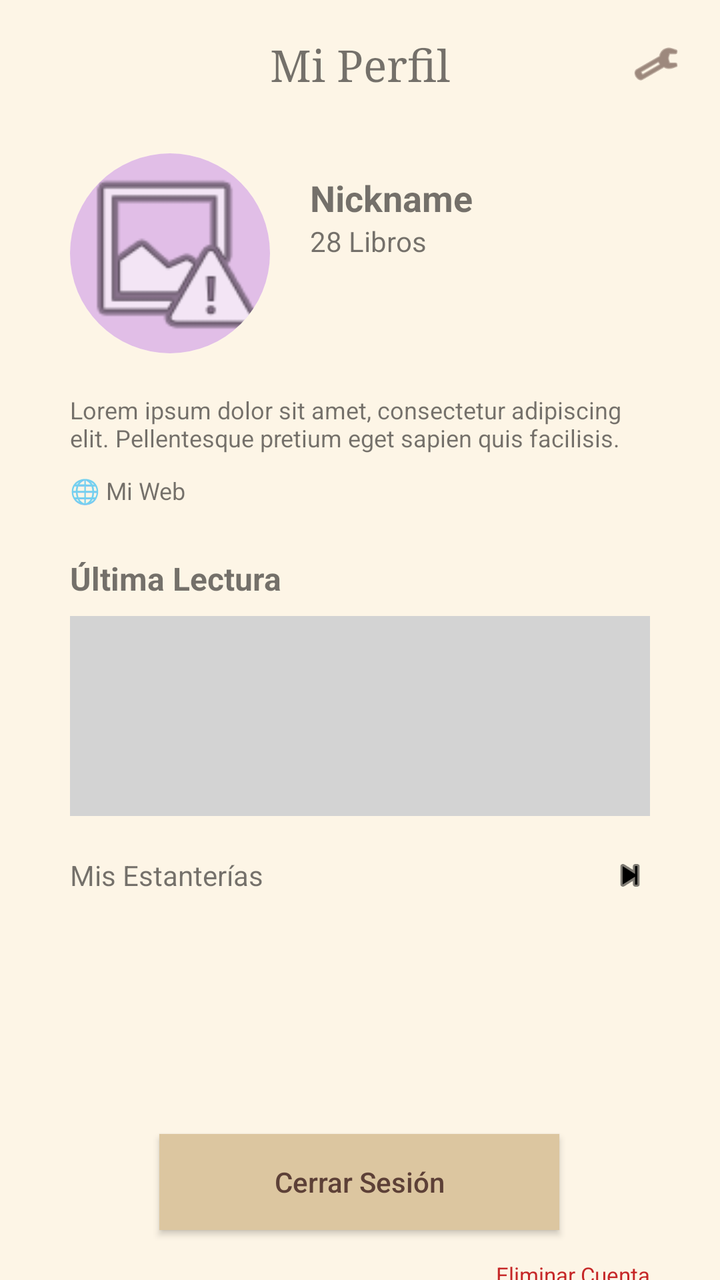
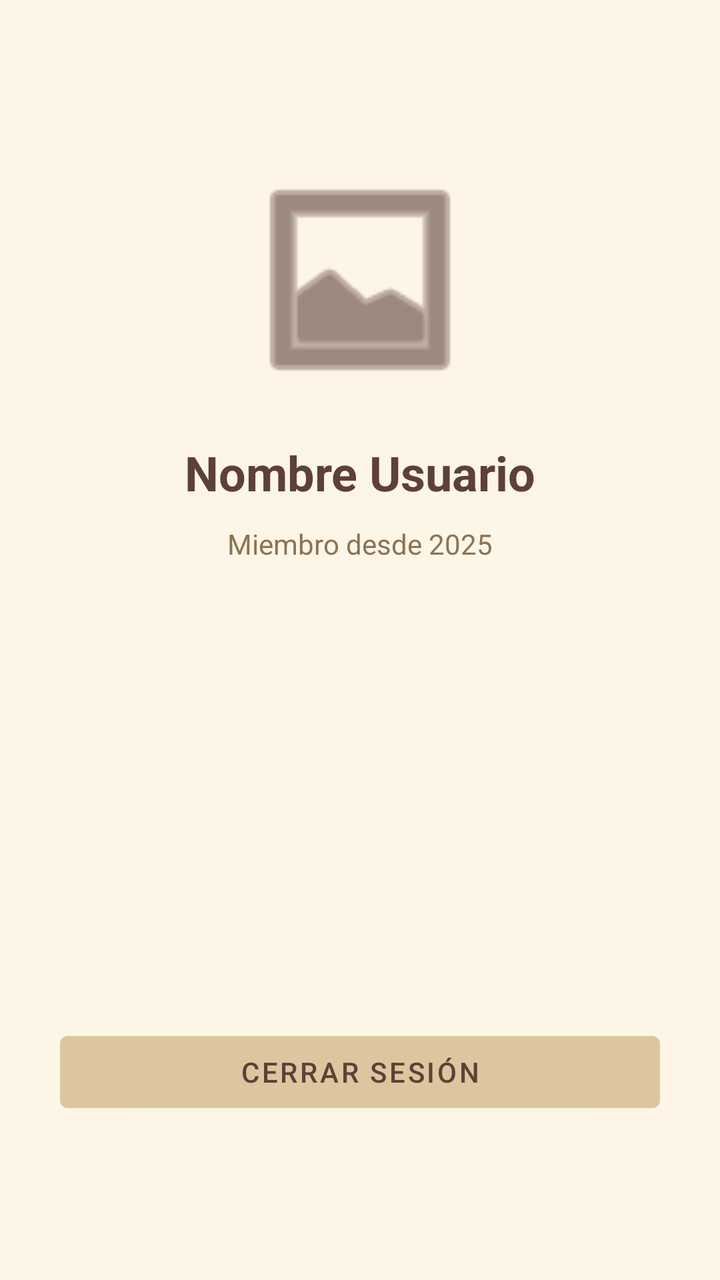

Before-and-after screenshots of an Android layout around one commit, followed by the original layout XML and the change that was made.
<!-- AndroidManifest.xml: application theme Theme.TFG_2025 -->
<!-- res/layout/fragment_perfil.xml -->
<?xml version="1.0" encoding="utf-8"?>
<androidx.constraintlayout.widget.ConstraintLayout
    xmlns:android="http://schemas.android.com/apk/res/android"
    xmlns:app="http://schemas.android.com/apk/res-auto"
    android:layout_width="match_parent"
    android:layout_height="match_parent"
    android:background="#FDF5E6">

    <ImageView
        android:id="@+id/btn_settings"
        android:layout_width="24dp"
        android:layout_height="24dp"
        android:layout_marginTop="20dp"
        android:layout_marginEnd="20dp"
        android:src="@android:drawable/ic_menu_manage"
        app:layout_constraintEnd_toEndOf="parent"
        app:layout_constraintTop_toTopOf="parent"
        app:tint="#5D4037" />

    <TextView
        android:id="@+id/tv_mi_perfil_title"
        android:layout_width="wrap_content"
        android:layout_height="wrap_content"
        android:text="Mi Perfil"
        android:textSize="22sp"
        android:fontFamily="serif"
        app:layout_constraintTop_toTopOf="@id/btn_settings"
        app:layout_constraintBottom_toBottomOf="@id/btn_settings"
        app:layout_constraintStart_toStartOf="parent"
        app:layout_constraintEnd_toEndOf="parent" />

    <androidx.cardview.widget.CardView
        android:id="@+id/cv_perfil_avatar"
        android:layout_width="100dp"
        android:layout_height="100dp"
        android:layout_marginStart="35dp"
        android:layout_marginTop="30dp"
        app:cardCornerRadius="50dp"
        app:cardElevation="0dp"
        app:layout_constraintStart_toStartOf="parent"
        app:layout_constraintTop_toBottomOf="@id/tv_mi_perfil_title">
        <ImageView
            android:layout_width="match_parent"
            android:layout_height="match_parent"
            android:background="#E1BEE7"
            android:scaleType="centerCrop"
            android:src="@android:drawable/ic_menu_report_image" />
    </androidx.cardview.widget.CardView>

    <TextView
        android:id="@+id/tv_nickname_perfil"
        android:layout_width="wrap_content"
        android:layout_height="wrap_content"
        android:layout_marginStart="20dp"
        android:text="Nickname"
        android:textStyle="bold"
        android:textSize="18sp"
        app:layout_constraintTop_toTopOf="@id/cv_perfil_avatar"
        app:layout_constraintStart_toEndOf="@id/cv_perfil_avatar"
        android:layout_marginTop="10dp"/>

    <TextView
        android:id="@+id/tv_libros_count_perfil"
        android:layout_width="wrap_content"
        android:layout_height="wrap_content"
        android:text="28 Libros"
        android:textSize="14sp"
        app:layout_constraintTop_toBottomOf="@id/tv_nickname_perfil"
        app:layout_constraintStart_toStartOf="@id/tv_nickname_perfil" />

    <TextView
        android:id="@+id/tv_bio_perfil"
        android:layout_width="0dp"
        android:layout_height="wrap_content"
        android:layout_marginTop="20dp"
        android:layout_marginHorizontal="35dp"
        android:text="Lorem ipsum dolor sit amet, consectetur adipiscing elit. Pellentesque pretium eget sapien quis facilisis."
        android:textSize="12sp"
        app:layout_constraintEnd_toEndOf="parent"
        app:layout_constraintStart_toStartOf="parent"
        app:layout_constraintTop_toBottomOf="@id/cv_perfil_avatar" />

    <TextView
        android:id="@+id/tv_web_perfil"
        android:layout_width="wrap_content"
        android:layout_height="wrap_content"
        android:layout_marginTop="10dp"
        android:text="🌐 Mi Web"
        android:textSize="12sp"
        app:layout_constraintStart_toStartOf="@id/tv_bio_perfil"
        app:layout_constraintTop_toBottomOf="@id/tv_bio_perfil" />

    <TextView
        android:id="@+id/lbl_last_read"
        android:layout_width="wrap_content"
        android:layout_height="wrap_content"
        android:layout_marginTop="25dp"
        android:text="Última Lectura"
        android:textStyle="bold"
        android:textSize="16sp"
        app:layout_constraintStart_toStartOf="@id/tv_web_perfil"
        app:layout_constraintTop_toBottomOf="@id/tv_web_perfil" />

    <View
        android:id="@+id/view_last_read_box"
        android:layout_width="0dp"
        android:layout_height="100dp"
        android:layout_marginTop="8dp"
        android:layout_marginHorizontal="35dp"
        android:background="#D3D3D3"
        app:layout_constraintEnd_toEndOf="parent"
        app:layout_constraintStart_toStartOf="parent"
        app:layout_constraintTop_toBottomOf="@id/lbl_last_read" />

    <TextView
        android:id="@+id/lbl_shelves"
        android:layout_width="wrap_content"
        android:layout_height="wrap_content"
        android:layout_marginTop="20dp"
        android:text="Mis Estanterías"
        app:layout_constraintStart_toStartOf="@id/view_last_read_box"
        app:layout_constraintTop_toBottomOf="@id/view_last_read_box" />

    <ImageView
        android:layout_width="20dp"
        android:layout_height="20dp"
        android:src="@android:drawable/ic_media_next"
        app:layout_constraintBottom_toBottomOf="@id/lbl_shelves"
        app:layout_constraintEnd_toEndOf="@id/view_last_read_box"
        app:layout_constraintTop_toTopOf="@id/lbl_shelves"
        app:tint="#000000" />

    <androidx.appcompat.widget.AppCompatButton
        android:id="@+id/btn_logout_perfil"
        android:layout_width="200dp"
        android:layout_height="wrap_content"
        android:layout_marginTop="120dp"
        android:background="#DCC6A0"
        android:text="Cerrar Sesión"
        android:textAllCaps="false"
        android:textColor="#5D4037"
        app:layout_constraintEnd_toEndOf="parent"
        app:layout_constraintHorizontal_bias="0.497"
        app:layout_constraintStart_toStartOf="parent"
        app:layout_constraintTop_toBottomOf="@id/lbl_shelves" />

    <TextView
        android:id="@+id/tv_delete_account_perfil"
        android:layout_width="wrap_content"
        android:layout_height="wrap_content"
        android:layout_marginTop="15dp"
        android:layout_marginEnd="35dp"
        android:text="Eliminar Cuenta"
        android:textColor="#C62828"
        android:textSize="11sp"
        app:layout_constraintEnd_toEndOf="parent"
        app:layout_constraintTop_toBottomOf="@id/btn_logout_perfil" />

</androidx.constraintlayout.widget.ConstraintLayout>
<!-- resources referenced by this layout -->
<resources>
  <style name="Theme.TFG_2025" parent="Theme.MaterialComponents.Light.NoActionBar">
          <item name="colorPrimary">@color/boton_primario</item>
          <item name="android:windowBackground">@color/fondo_crema</item>
          <item name="android:statusBarColor">@color/fondo_crema</item>
          <item name="android:windowLightStatusBar">true</item>
      </style>
  <color name="boton_primario">#8D6E63</color>
  <color name="fondo_crema">#F5F5DC</color>
</resources>

<!-- the commit's change to res/layout/fragment_perfil.xml (unified diff, before → after) -->
@@ -4,156 +4,55 @@
     xmlns:app="http://schemas.android.com/apk/res-auto"
     android:layout_width="match_parent"
     android:layout_height="match_parent"
-    android:background="#FDF5E6">
+    android:background="#FDF5E6"
+    android:padding="30dp">
 
     <ImageView
-        android:id="@+id/btn_settings"
-        android:layout_width="24dp"
-        android:layout_height="24dp"
-        android:layout_marginTop="20dp"
-        android:layout_marginEnd="20dp"
-        android:src="@android:drawable/ic_menu_manage"
+        android:id="@+id/img_perfil_avatar"
+        android:layout_width="120dp"
+        android:layout_height="120dp"
+        android:layout_marginTop="50dp"
+        android:src="@android:drawable/ic_menu_gallery"
         app:layout_constraintEnd_toEndOf="parent"
+        app:layout_constraintStart_toStartOf="parent"
         app:layout_constraintTop_toTopOf="parent"
         app:tint="#5D4037" />
 
     <TextView
-        android:id="@+id/tv_mi_perfil_title"
+        android:id="@+id/nombre_usuario"
         android:layout_width="wrap_content"
         android:layout_height="wrap_content"
-        android:text="Mi Perfil"
-        android:textSize="22sp"
-        android:fontFamily="serif"
-        app:layout_constraintTop_toTopOf="@id/btn_settings"
-        app:layout_constraintBottom_toBottomOf="@id/btn_settings"
+        android:layout_marginTop="20dp"
+        android:text="Nombre Usuario"
+        android:textSize="24sp"
+        android:textStyle="bold"
+        android:textColor="#5D4037"
+        app:layout_constraintEnd_toEndOf="parent"
         app:layout_constraintStart_toStartOf="parent"
-        app:layout_constraintEnd_toEndOf="parent" />
-
-    <androidx.cardview.widget.CardView
-        android:id="@+id/cv_perfil_avatar"
-        android:layout_width="100dp"
-        android:layout_height="100dp"
-        android:layout_marginStart="35dp"
-        android:layout_marginTop="30dp"
-        app:cardCornerRadius="50dp"
-        app:cardElevation="0dp"
-        app:layout_constraintStart_toStartOf="parent"
-        app:layout_constraintTop_toBottomOf="@id/tv_mi_perfil_title">
-        <ImageView
-            android:layout_width="match_parent"
-            android:layout_height="match_parent"
-            android:background="#E1BEE7"
-            android:scaleType="centerCrop"
-            android:src="@android:drawable/ic_menu_report_image" />
-    </androidx.cardview.widget.CardView>
+        app:layout_constraintTop_toBottomOf="@id/img_perfil_avatar" />
 
     <TextView
-        android:id="@+id/tv_nickname_perfil"
-        android:layout_width="wrap_content"
-        android:layout_height="wrap_content"
-        android:layout_marginStart="20dp"
-        android:text="Nickname"
-        android:textStyle="bold"
-        android:textSize="18sp"
-        app:layout_constraintTop_toTopOf="@id/cv_perfil_avatar"
-        app:layout_constraintStart_toEndOf="@id/cv_perfil_avatar"
-        android:layout_marginTop="10dp"/>
-
-    <TextView
-        android:id="@+id/tv_libros_count_perfil"
-        android:layout_width="wrap_content"
-        android:layout_height="wrap_content"
-        android:text="28 Libros"
-        android:textSize="14sp"
-        app:layout_constraintTop_toBottomOf="@id/tv_nickname_perfil"
-        app:layout_constraintStart_toStartOf="@id/tv_nickname_perfil" />
-
-    <TextView
-        android:id="@+id/tv_bio_perfil"
-        android:layout_width="0dp"
-        android:layout_height="wrap_content"
-        android:layout_marginTop="20dp"
-        android:layout_marginHorizontal="35dp"
-        android:text="Lorem ipsum dolor sit amet, consectetur adipiscing elit. Pellentesque pretium eget sapien quis facilisis."
-        android:textSize="12sp"
-        app:layout_constraintEnd_toEndOf="parent"
-        app:layout_constraintStart_toStartOf="parent"
-        app:layout_constraintTop_toBottomOf="@id/cv_perfil_avatar" />
-
-    <TextView
-        android:id="@+id/tv_web_perfil"
+        android:id="@+id/tv_info_adicional"
         android:layout_width="wrap_content"
         android:layout_height="wrap_content"
         android:layout_marginTop="10dp"
-        android:text="🌐 Mi Web"
-        android:textSize="12sp"
-        app:layout_constraintStart_toStartOf="@id/tv_bio_perfil"
-        app:layout_constraintTop_toBottomOf="@id/tv_bio_perfil" />
-
-    <TextView
-        android:id="@+id/lbl_last_read"
-        android:layout_width="wrap_content"
-        android:layout_height="wrap_content"
-        android:layout_marginTop="25dp"
-        android:text="Última Lectura"
-        android:textStyle="bold"
-        android:textSize="16sp"
-        app:layout_constraintStart_toStartOf="@id/tv_web_perfil"
-        app:layout_constraintTop_toBottomOf="@id/tv_web_perfil" />
-
-    <View
-        android:id="@+id/view_last_read_box"
-        android:layout_width="0dp"
-        android:layout_height="100dp"
-        android:layout_marginTop="8dp"
-        android:layout_marginHorizontal="35dp"
-        android:background="#D3D3D3"
+        android:text="Miembro desde 2025"
+        android:textSize="14sp"
+        android:textColor="#8B7355"
         app:layout_constraintEnd_toEndOf="parent"
         app:layout_constraintStart_toStartOf="parent"
-        app:layout_constraintTop_toBottomOf="@id/lbl_last_read" />
+        app:layout_constraintTop_toBottomOf="@id/nombre_usuario" />
 
-    <TextView
-        android:id="@+id/lbl_shelves"
-        android:layout_width="wrap_content"
+    <Button
+        android:id="@+id/boton_cerrar_sesion"
+        android:layout_width="match_parent"
         android:layout_height="wrap_content"
-        android:layout_marginTop="20dp"
-        android:text="Mis Estanterías"
-        app:layout_constraintStart_toStartOf="@id/view_last_read_box"
-        app:layout_constraintTop_toBottomOf="@id/view_last_read_box" />
-
-    <ImageView
-        android:layout_width="20dp"
-        android:layout_height="20dp"
-        android:src="@android:drawable/ic_media_next"
-        app:layout_constraintBottom_toBottomOf="@id/lbl_shelves"
-        app:layout_constraintEnd_toEndOf="@id/view_last_read_box"
-        app:layout_constraintTop_toTopOf="@id/lbl_shelves"
-        app:tint="#000000" />
-
-    <androidx.appcompat.widget.AppCompatButton
-        android:id="@+id/btn_logout_perfil"
-        android:layout_width="200dp"
-        android:layout_height="wrap_content"
-        android:layout_marginTop="120dp"
-        android:background="#DCC6A0"
-        android:text="Cerrar Sesión"
-        android:textAllCaps="false"
+        android:layout_marginBottom="50dp"
+        android:backgroundTint="#DCC6A0"
+        android:text="CERRAR SESIÓN"
         android:textColor="#5D4037"
+        app:layout_constraintBottom_toBottomOf="parent"
         app:layout_constraintEnd_toEndOf="parent"
-        app:layout_constraintHorizontal_bias="0.497"
-        app:layout_constraintStart_toStartOf="parent"
-        app:layout_constraintTop_toBottomOf="@id/lbl_shelves" />
-
-    <TextView
-        android:id="@+id/tv_delete_account_perfil"
-        android:layout_width="wrap_content"
-        android:layout_height="wrap_content"
-        android:layout_marginTop="15dp"
-        android:layout_marginEnd="35dp"
-        android:text="Eliminar Cuenta"
-        android:textColor="#C62828"
-        android:textSize="11sp"
-        app:layout_constraintEnd_toEndOf="parent"
-        app:layout_constraintTop_toBottomOf="@id/btn_logout_perfil" />
+        app:layout_constraintStart_toStartOf="parent" />
 
 </androidx.constraintlayout.widget.ConstraintLayout>
